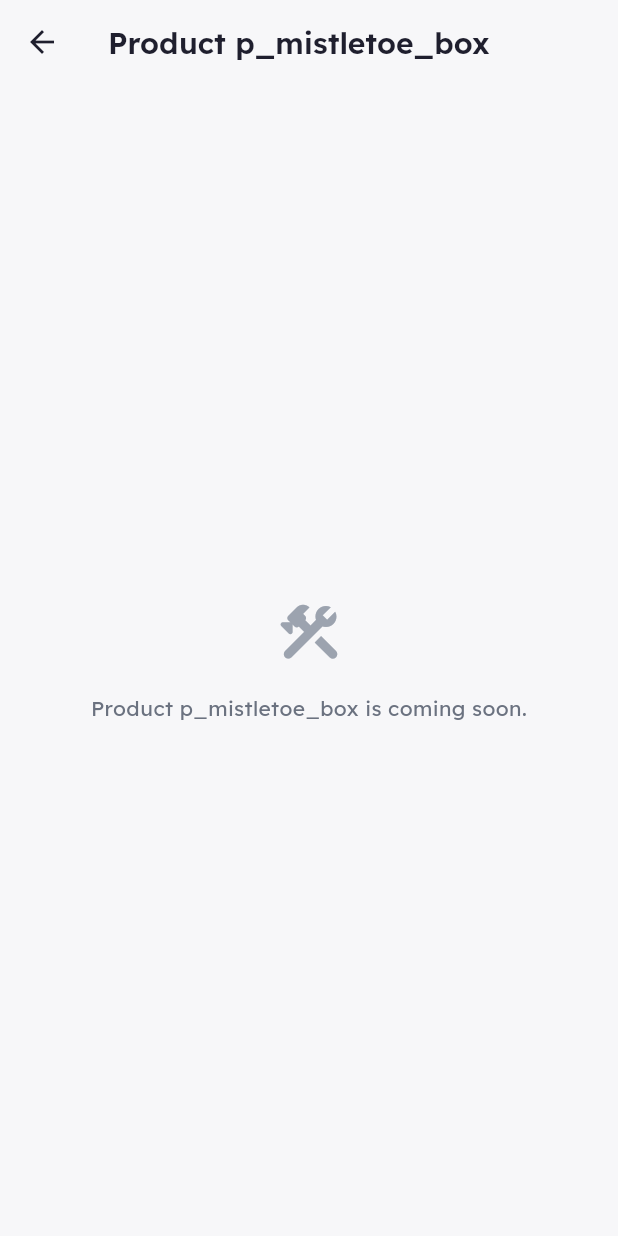
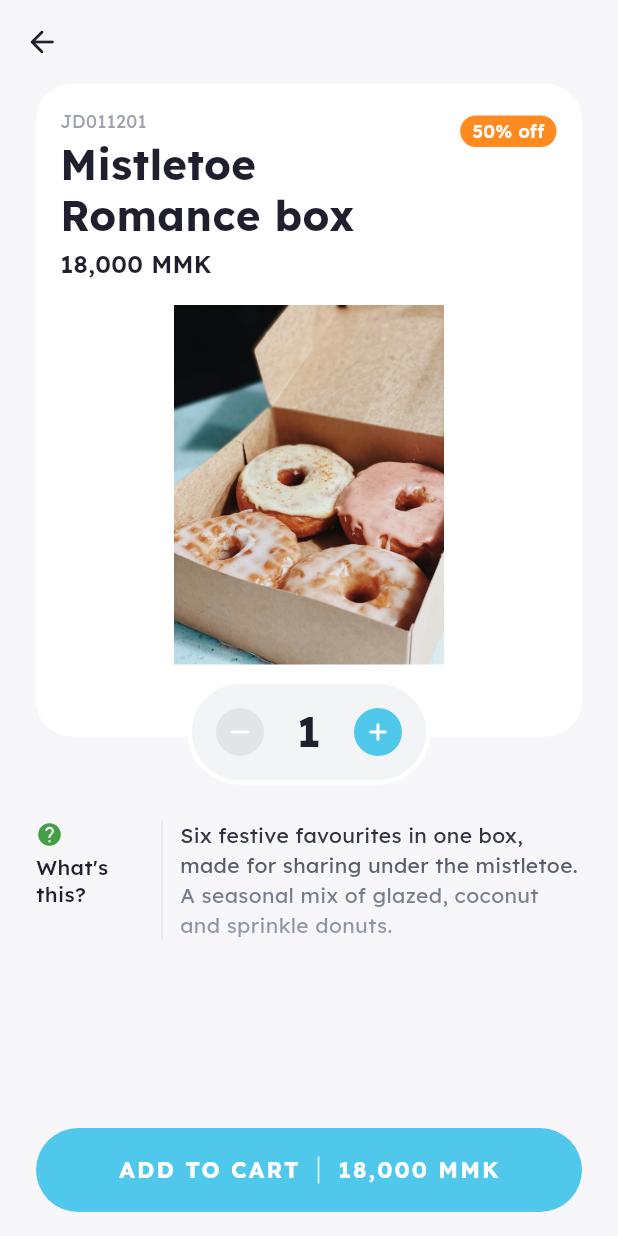
Before and after one commit to PyiTheimKyaw/j_donuts, a Flutter app: the HomeScreen screen opened by its route, after a tap on "50% off", on a phone screen of 412 x 824 dp. Run offline on Flutter 3.47's test engine with Material 3 defaults, Android fonts, the phone set to English and light mode, and no system bars; our stand-ins replace cached_network_image, connectivity_plus, drift, drift_flutter, equatable, flutter_cache_manager and 5 more; accounts and stored records are empty; generated files the repository leaves out were written again.

Commit message:
feat(product): product detail with hero transition, animated quantity stepper and live total

```diff
--- a/lib/app/motion/app_motion.dart
+++ b/lib/app/motion/app_motion.dart
@@ -18,6 +18,7 @@ abstract final class AppDurations {
   static const Duration bannerAutoPlay = Duration(seconds: 4);
   static const Duration skeletonShimmer = Duration(milliseconds: 1300);
   static const Duration attentionPulse = Duration(milliseconds: 1100);
+  static const Duration confirmationHold = Duration(milliseconds: 1600);
 }
 
 abstract final class AppCurves {
--- a/lib/app/router/app_router.dart
+++ b/lib/app/router/app_router.dart
@@ -14,6 +14,7 @@ import 'package:j_donuts/features/auth/presentation/session/session_controller.d
 import 'package:j_donuts/features/auth/presentation/session/welcome_pending.dart';
 import 'package:j_donuts/features/home/presentation/screens/home_screen.dart';
 import 'package:j_donuts/features/home/presentation/screens/welcome_screen.dart';
+import 'package:j_donuts/features/product/presentation/screens/product_detail_screen.dart';
 import 'package:j_donuts/features/shell/presentation/app_shell.dart';
 import 'package:j_donuts/features/shell/presentation/settings_screen.dart';
 import 'package:j_donuts/l10n/generated/app_localizations.dart';
@@ -45,8 +46,10 @@ GoRouter appRouter(Ref ref) {
       ..._shellRoutes,
       GoRoute(
         path: AppRoutes.product,
-        builder: (context, state) =>
-            PlaceholderScreen(title: 'Product ${state.pathParameters['id']}'),
+        builder: (context, state) => ProductDetailScreen(
+          productId: state.pathParameters['id']!,
+          heroTag: state.extra as String?,
+        ),
       ),
     ],
     errorBuilder: (context, state) => PlaceholderScreen(
--- a/lib/app/theme/app_theme.dart
+++ b/lib/app/theme/app_theme.dart
@@ -1,4 +1,5 @@
 import 'package:flutter/material.dart';
+import 'package:flutter/services.dart';
 import 'package:j_donuts/app/theme/app_colors.dart';
 import 'package:j_donuts/app/theme/app_spacing.dart';
 import 'package:j_donuts/app/theme/app_typography.dart';
@@ -28,6 +29,7 @@ abstract final class AppTheme {
       filledButtonTheme: _filledButtonTheme,
       snackBarTheme: _snackBarTheme,
       bottomSheetTheme: _bottomSheetTheme,
+      appBarTheme: _appBarTheme,
       pageTransitionsTheme: const PageTransitionsTheme(
         builders: {
           TargetPlatform.android: FadeForwardsPageTransitionsBuilder(),
@@ -90,4 +92,14 @@ abstract final class AppTheme {
           ),
         ),
       );
+
+  /// Every app bar sits on a light surface, and a transparent bar gives iOS no
+  /// colour to infer the status-bar style from, so it is set explicitly.
+  static const AppBarTheme _appBarTheme = AppBarTheme(
+    backgroundColor: Colors.transparent,
+    foregroundColor: AppColors.ink,
+    elevation: 0,
+    scrolledUnderElevation: 0,
+    systemOverlayStyle: SystemUiOverlayStyle.dark,
+  );
 }
--- /dev/null
+++ b/lib/features/product/presentation/money_labels.dart
@@ -0,0 +1,11 @@
+import 'package:flutter/widgets.dart';
+import 'package:j_donuts/core/formatting/number_format.dart';
+import 'package:j_donuts/l10n/generated/app_localizations.dart';
+
+/// `3,200 MMK` in English, `၃,၂၀၀ ကျပ်` in Burmese: grouping and digits come
+/// from the locale, the currency word from the ARB file.
+String formatMmk(BuildContext context, int amount) {
+  final locale = Localizations.localeOf(context).toLanguageTag();
+  return AppLocalizations.of(context)
+      .mmkAmount(formatGrouped(amount, locale: locale));
+}
--- /dev/null
+++ b/lib/features/product/presentation/screens/product_detail_screen.dart
@@ -0,0 +1,379 @@
+import 'package:flutter/material.dart';
+import 'package:flutter_riverpod/flutter_riverpod.dart';
+import 'package:go_router/go_router.dart';
+import 'package:j_donuts/app/motion/app_motion.dart';
+import 'package:j_donuts/app/theme/app_colors.dart';
+import 'package:j_donuts/app/theme/app_spacing.dart';
+import 'package:j_donuts/app/theme/app_typography.dart';
+import 'package:j_donuts/core/widgets/app_image.dart';
+import 'package:j_donuts/core/widgets/entrance_animation.dart';
+import 'package:j_donuts/core/widgets/skeleton.dart';
+import 'package:j_donuts/features/home/domain/entities/product.dart';
+import 'package:j_donuts/features/home/presentation/widgets/product_section.dart';
+import 'package:j_donuts/features/product/presentation/money_labels.dart';
+import 'package:j_donuts/features/product/presentation/product_view_models.dart';
+import 'package:j_donuts/features/product/presentation/widgets/add_to_cart_button.dart';
+import 'package:j_donuts/features/product/presentation/widgets/quantity_stepper.dart';
+import 'package:j_donuts/l10n/generated/app_localizations.dart';
+
+/// [heroTag] is the tag of the tile that was tapped. A product can appear in
+/// several Home sections, so the tag comes from the caller rather than being
+/// derived from the id; without one (e.g. a deep link) there is no flight.
+class ProductDetailScreen extends ConsumerWidget {
+  const ProductDetailScreen({required this.productId, this.heroTag, super.key});
+
+  final String productId;
+  final String? heroTag;
+
+  @override
+  Widget build(BuildContext context, WidgetRef ref) {
+    final product = ref.watch(productDetailProvider(productId));
+
+    return Scaffold(
+      backgroundColor: AppColors.scaffold,
+      appBar: AppBar(
+        leading: IconButton(
+          icon: const Icon(Icons.arrow_back_rounded, color: AppColors.ink),
+          tooltip: AppLocalizations.of(context).back,
+          onPressed: () => context.pop(),
+        ),
+      ),
+      body: switch (product) {
+        AsyncValue(hasValue: true, value: final Product product) =>
+          _ProductContent(product: product, heroTag: heroTag),
+        AsyncValue(hasValue: true) => const _Message(isError: false),
+        AsyncError() => _Message(
+          isError: true,
+          onRetry: () => ref.invalidate(productDetailProvider(productId)),
+        ),
+        _ => const _LoadingCard(),
+      },
+    );
+  }
+}
+
+class _ProductContent extends ConsumerWidget {
+  const _ProductContent({required this.product, required this.heroTag});
+
+  final Product product;
+  final String? heroTag;
+
+  @override
+  Widget build(BuildContext context, WidgetRef ref) {
+    final quantity = ref.watch(productQuantityProvider(product.id));
+    final controller = ref.read(productQuantityProvider(product.id).notifier);
+
+    return Column(
+      children: [
+        Expanded(
+          child: SingleChildScrollView(
+            padding: const EdgeInsets.symmetric(horizontal: AppSpacing.gutter),
+            child: Column(
+              crossAxisAlignment: CrossAxisAlignment.stretch,
+              children: [
+                _ProductCard(
+                  product: product,
+                  heroTag: heroTag,
+                  stepper: QuantityStepper(
+                    value: quantity,
+                    onDecrement: quantity > ProductQuantity.minimum
+                        ? controller.decrement
+                        : null,
+                    onIncrement: quantity < ProductQuantity.maximum
+                        ? controller.increment
+                        : null,
+                  ),
+                ),
+                const SizedBox(height: AppSpacing.xl),
+                EntranceAnimation(
+                  index: 2,
+                  child: _Description(text: product.description),
+                ),
+                const SizedBox(height: AppSpacing.xl),
+              ],
+            ),
+          ),
+        ),
+        SafeArea(
+          top: false,
+          minimum: const EdgeInsets.fromLTRB(
+            AppSpacing.gutter,
+            AppSpacing.sm,
+            AppSpacing.gutter,
+            AppSpacing.lg,
+          ),
+          child: EntranceAnimation(
+            index: 3,
+            child: AddToCartButton(
+              totalLabel: formatMmk(context, product.priceMmk * quantity),
+              onAdded: () => _confirmAdded(context, quantity),
+            ),
+          ),
+        ),
+      ],
+    );
+  }
+
+  void _confirmAdded(BuildContext context, int quantity) {
+    ScaffoldMessenger.of(context)
+      ..hideCurrentSnackBar()
+      ..showSnackBar(
+        SnackBar(
+          content: Text(AppLocalizations.of(context).addedToCart(quantity)),
+        ),
+      );
+  }
+}
+
+/// The stepper straddles the card's bottom edge, as in the design, so it is
+/// laid out in a Stack with the card padded to leave room for its top half.
+class _ProductCard extends StatelessWidget {
+  const _ProductCard({
+    required this.product,
+    required this.heroTag,
+    required this.stepper,
+  });
+
+  final Product product;
+  final String? heroTag;
+  final Widget stepper;
+
+  static const double _imageHeight = 240;
+  static const double _stepperOverlap = 32;
+
+  @override
+  Widget build(BuildContext context) {
+    final image = AppImage(product.image, fit: BoxFit.contain);
+
+    return Stack(
+      clipBehavior: Clip.none,
+      alignment: Alignment.bottomCenter,
+      children: [
+        Container(
+          margin: const EdgeInsets.only(bottom: _stepperOverlap),
+          padding: const EdgeInsets.fromLTRB(
+            AppSpacing.lg,
+            AppSpacing.lg,
+            AppSpacing.lg,
+            _stepperOverlap + AppSpacing.lg,
+          ),
+          decoration: BoxDecoration(
+            color: AppColors.surface,
+            borderRadius: BorderRadius.circular(AppRadii.xl),
+          ),
+          child: Column(
+            crossAxisAlignment: CrossAxisAlignment.stretch,
+            children: [
+              EntranceAnimation(child: _Heading(product: product)),
+              const SizedBox(height: AppSpacing.lg),
+              SizedBox(
+                height: _imageHeight,
+                child: ClipRRect(
+                  borderRadius: BorderRadius.circular(AppRadii.lg),
+                  child: heroTag == null
+                      ? image
+                      : Hero(tag: heroTag!, child: image),
+                ),
+              ),
+            ],
+          ),
+        ),
+        EntranceAnimation(
+          index: 1,
+          curve: AppCurves.overshoot,
+          beginScale: AppMotionScales.popFrom,
+          offset: Offset.zero,
+          child: stepper,
+        ),
+      ],
+    );
+  }
+}
+
+class _Heading extends StatelessWidget {
+  const _Heading({required this.product});
+
+  final Product product;
+
+  @override
+  Widget build(BuildContext context) {
+    final l10n = AppLocalizations.of(context);
+
+    return Row(
+      crossAxisAlignment: CrossAxisAlignment.start,
+      children: [
+        Expanded(
+          child: Column(
+            crossAxisAlignment: CrossAxisAlignment.start,
+            children: [
+              Text(
+                product.code,
+                style: AppTypography.caption.copyWith(
+                  color: AppColors.inkTertiary,
+                ),
+              ),
+              const SizedBox(height: AppSpacing.xs),
+              Text(product.name, style: AppTypography.headline),
+              const SizedBox(height: AppSpacing.xs),
+              Text(
+                formatMmk(context, product.priceMmk),
+                key: const Key('product-price'),
+                style: AppTypography.subtitle,
+              ),
+            ],
+          ),
+        ),
+        Column(
+          crossAxisAlignment: CrossAxisAlignment.end,
+          children: [
+            if (product.isNew) _NewBadge(label: l10n.newBadge),
+            if (product.hasDiscount) ...[
+              const SizedBox(height: AppSpacing.xs),
+              DiscountBadge(percent: product.discountPercent!),
+            ],
+          ],
+        ),
+      ],
+    );
+  }
+}
+
+class _NewBadge extends StatelessWidget {
+  const _NewBadge({required this.label});
+
+  final String label;
+
+  @override
+  Widget build(BuildContext context) {
+    return Container(
+      key: const Key('product-new-badge'),
+      padding: const EdgeInsets.symmetric(
+        horizontal: AppSpacing.sm + AppSpacing.xxs,
+        vertical: AppSpacing.xxs,
+      ),
+      decoration: BoxDecoration(
+        color: AppColors.warning,
+        borderRadius: BorderRadius.circular(AppRadii.sm),
+      ),
+      child: Text(
+        label,
+        style: AppTypography.caption.copyWith(
+          color: AppColors.onPrimary,
+          fontWeight: FontWeight.w600,
+        ),
+      ),
+    );
+  }
+}
+
+class _Description extends StatelessWidget {
+  const _Description({required this.text});
+
+  final String text;
+
+  static const double _labelWidth = 72;
+  static const double _iconSize = 18;
+
+  @override
+  Widget build(BuildContext context) {
+    final l10n = AppLocalizations.of(context);
+
+    return IntrinsicHeight(
+      child: Row(
+        crossAxisAlignment: CrossAxisAlignment.stretch,
+        children: [
+          SizedBox(
+            width: _labelWidth,
+            child: Column(
+              crossAxisAlignment: CrossAxisAlignment.start,
+              children: [
+                const Icon(
+                  Icons.help_rounded,
+                  color: AppColors.success,
+                  size: _iconSize,
+                ),
+                const SizedBox(height: AppSpacing.xs),
+                Text(l10n.whatsThis, style: AppTypography.label),
+              ],
+            ),
+          ),
+          const VerticalDivider(color: AppColors.divider, width: AppSpacing.xl),
+          Expanded(
+            child: ShaderMask(
+              key: const Key('product-description-fade'),
+              // srcIn repaints only the glyphs with the gradient, so the text
+              // lightens line by line; an overlay would tint the gaps too.
+              blendMode: BlendMode.srcIn,
+              shaderCallback: (bounds) => const LinearGradient(
+                begin: Alignment.topCenter,
+                end: Alignment.bottomCenter,
+                colors: [
+                  AppColors.ink,
+                  AppColors.inkSecondary,
+                  AppColors.inkTertiary,
+                ],
+              ).createShader(bounds),
+              child: Text(text, style: AppTypography.bodySmall),
+            ),
+          ),
+        ],
+      ),
+    );
+  }
+}
+
+class _LoadingCard extends StatelessWidget {
+  const _LoadingCard();
+
+  static const double _cardHeight = 380;
+
+  @override
+  Widget build(BuildContext context) {
+    return const Padding(
+      padding: EdgeInsets.symmetric(horizontal: AppSpacing.gutter),
+      child: Column(
+        children: [
+          Skeleton(height: _cardHeight, radius: AppRadii.xl),
+          SizedBox(height: AppSpacing.xl),
+          Skeleton(height: AppSpacing.xxxl * 2),
+        ],
+      ),
+    );
+  }
+}
+
+class _Message extends StatelessWidget {
+  const _Message({required this.isError, this.onRetry});
+
+  final bool isError;
+  final VoidCallback? onRetry;
+
+  @override
+  Widget build(BuildContext context) {
+    final l10n = AppLocalizations.of(context);
+
+    return Center(
+      child: Padding(
+        padding: const EdgeInsets.all(AppSpacing.gutter),
+        child: Column(
+          mainAxisSize: MainAxisSize.min,
+          children: [
+            Icon(
+              isError ? Icons.cloud_off_rounded : Icons.search_off_rounded,
+              size: AppSpacing.xxxl,
+              color: AppColors.inkTertiary,
+            ),
+            const SizedBox(height: AppSpacing.md),
+            Text(
+              isError ? l10n.errorGeneric : l10n.productNotFound,
+              style: AppTypography.body,
+              textAlign: TextAlign.center,
+            ),
+            if (onRetry != null)
+              TextButton(onPressed: onRetry, child: Text(l10n.retry)),
+          ],
+        ),
+      ),
+    );
+  }
+}
--- /dev/null
+++ b/lib/features/product/presentation/widgets/add_to_cart_button.dart
@@ -0,0 +1,116 @@
+import 'dart:async';
+
+import 'package:flutter/material.dart';
+import 'package:j_donuts/app/motion/app_motion.dart';
+import 'package:j_donuts/app/theme/app_colors.dart';
+import 'package:j_donuts/app/theme/app_spacing.dart';
+import 'package:j_donuts/app/theme/app_typography.dart';
+import 'package:j_donuts/l10n/generated/app_localizations.dart';
+
+/// No cart exists yet, so the feedback is purely visual: the button scales on
+/// press, then briefly morphs into a confirmation before returning.
+class AddToCartButton extends StatefulWidget {
+  const AddToCartButton({
+    required this.totalLabel,
+    required this.onAdded,
+    super.key,
+  });
+
+  /// Already formatted (`3,200 MMK`); it cross-fades whenever it changes.
+  final String totalLabel;
+  final VoidCallback onAdded;
+
+  static const double _dividerHeight = 18;
+
+  @override
+  State<AddToCartButton> createState() => _AddToCartButtonState();
+}
+
+class _AddToCartButtonState extends State<AddToCartButton> {
+  bool _pressed = false;
+  bool _confirming = false;
+  Timer? _resetTimer;
+
+  @override
+  void dispose() {
+    _resetTimer?.cancel();
+    super.dispose();
+  }
+
+  void _add() {
+    widget.onAdded();
+    setState(() => _confirming = true);
+    _resetTimer?.cancel();
+    _resetTimer = Timer(AppDurations.confirmationHold, () {
+      if (mounted) setState(() => _confirming = false);
+    });
+  }
+
+  void _setPressed(bool value) {
+    if (_pressed != value) setState(() => _pressed = value);
+  }
+
+  @override
+  Widget build(BuildContext context) {
+    final l10n = AppLocalizations.of(context);
+    final duration = AppMotion.scaled(context, AppDurations.medium);
+
+    return Listener(
+      onPointerDown: (_) => _setPressed(true),
+      onPointerUp: (_) => _setPressed(false),
+      onPointerCancel: (_) => _setPressed(false),
+      child: AnimatedScale(
+        scale: _pressed ? AppMotionScales.pressed : 1,
+        duration: AppMotion.scaled(context, AppDurations.fast),
+        child: FilledButton(
+          key: const Key('add-to-cart'),
+          onPressed: _add,
+          style: FilledButton.styleFrom(
+            backgroundColor: _confirming ? AppColors.success : null,
+          ),
+          // Large totals and the longer Burmese label must shrink to fit
+          // rather than overflow the button.
+          child: FittedBox(
+            fit: BoxFit.scaleDown,
+            child: AnimatedSwitcher(
+              duration: duration,
+              child: _confirming
+                  ? Row(
+                      key: const ValueKey('added'),
+                      mainAxisSize: MainAxisSize.min,
+                      children: [
+                        const Icon(Icons.check_rounded),
+                        const SizedBox(width: AppSpacing.sm),
+                        Text(l10n.addedShort.toUpperCase()),
+                      ],
+                    )
+                  : Row(
+                      key: const ValueKey('add'),
+                      mainAxisSize: MainAxisSize.min,
+                      children: [
+                        Text(l10n.addToCart.toUpperCase()),
+                        Container(
+                          width: 1,
+                          height: AddToCartButton._dividerHeight,
+                          margin: const EdgeInsets.symmetric(
+                            horizontal: AppSpacing.md,
+                          ),
+                          color: AppColors.onPrimary,
+                        ),
+                        AnimatedSwitcher(
+                          duration: duration,
+                          child: Text(
+                            widget.totalLabel,
+                            key: ValueKey(widget.totalLabel),
+                            style: AppTypography.button,
+                          ),
+                        ),
+                      ],
+                    ),
+            ),
+          ),
+        ),
+      ),
+    );
+  }
+}
--- /dev/null
+++ b/lib/features/product/presentation/widgets/quantity_stepper.dart
@@ -0,0 +1,157 @@
+import 'package:flutter/material.dart';
+import 'package:j_donuts/app/motion/app_motion.dart';
+import 'package:j_donuts/app/theme/app_colors.dart';
+import 'package:j_donuts/app/theme/app_spacing.dart';
+import 'package:j_donuts/app/theme/app_typography.dart';
+import 'package:j_donuts/l10n/generated/app_localizations.dart';
+
+/// The number slides in from the direction of the change (up when it grows,
+/// down when it shrinks), so the motion itself tells the user what happened.
+class QuantityStepper extends StatefulWidget {
+  const QuantityStepper({
+    required this.value,
+    required this.onDecrement,
+    required this.onIncrement,
+    super.key,
+  });
+
+  final int value;
+
+  /// `null` disables the button, e.g. at the minimum quantity.
+  final VoidCallback? onDecrement;
+  final VoidCallback? onIncrement;
+
+  static const double buttonSize = 32;
+  static const double _valueWidth = 44;
+
+  @override
+  State<QuantityStepper> createState() => _QuantityStepperState();
+}
+
+class _QuantityStepperState extends State<QuantityStepper> {
+  int _direction = 1;
+
+  @override
+  void didUpdateWidget(covariant QuantityStepper oldWidget) {
+    super.didUpdateWidget(oldWidget);
+    if (oldWidget.value != widget.value) {
+      _direction = widget.value > oldWidget.value ? 1 : -1;
+    }
+  }
+
+  @override
+  Widget build(BuildContext context) {
+    final l10n = AppLocalizations.of(context);
+
+    return Container(
+      padding: const EdgeInsets.all(AppSpacing.sm),
+      decoration: BoxDecoration(
+        color: AppColors.surfaceMuted,
+        borderRadius: BorderRadius.circular(AppRadii.pill),
+        border: Border.all(color: AppColors.surface, width: 3),
+      ),
+      child: Row(
+        mainAxisSize: MainAxisSize.min,
+        children: [
+          _RoundButton(
+            key: const Key('quantity-decrement'),
+            icon: Icons.remove_rounded,
+            semanticLabel: l10n.decreaseQuantity,
+            onPressed: widget.onDecrement,
+          ),
+          SizedBox(
+            width: QuantityStepper._valueWidth,
+            child: Semantics(
+              label: l10n.quantity,
+              value: '${widget.value}',
+              liveRegion: true,
+              child: _AnimatedValue(value: widget.value, direction: _direction),
+            ),
+          ),
+          _RoundButton(
+            key: const Key('quantity-increment'),
+            icon: Icons.add_rounded,
+            semanticLabel: l10n.increaseQuantity,
+            onPressed: widget.onIncrement,
+          ),
+        ],
+      ),
+    );
+  }
+}
+
+class _AnimatedValue extends StatelessWidget {
+  const _AnimatedValue({required this.value, required this.direction});
+
+  final int value;
+  final int direction;
+
+  @override
+  Widget build(BuildContext context) {
+    return ClipRect(
+      child: AnimatedSwitcher(
+        duration: AppMotion.scaled(context, AppDurations.medium),
+        switchInCurve: AppCurves.standard,
+        switchOutCurve: AppCurves.standard,
+        transitionBuilder: (child, animation) {
+          final entering = child.key == ValueKey(value);
+          final from = Offset(0, entering ? direction * 0.8 : -direction * 0.8);
+          return SlideTransition(
+            position: Tween(begin: from, end: Offset.zero).animate(animation),
+            child: FadeTransition(opacity: animation, child: child),
+          );
+        },
+        child: Text(
+          '$value',
+          key: ValueKey(value),
+          textAlign: TextAlign.center,
+          style: AppTypography.headline,
+        ),
+      ),
+    );
+  }
+}
+
+class _RoundButton extends StatelessWidget {
+  const _RoundButton({
+    required this.icon,
+    required this.semanticLabel,
+    required this.onPressed,
+    super.key,
+  });
+
+  final IconData icon;
+  final String semanticLabel;
+  final VoidCallback? onPressed;
+
+  @override
+  Widget build(BuildContext context) {
+    final enabled = onPressed != null;
+
+    return Semantics(
+      button: true,
+      enabled: enabled,
+      label: semanticLabel,
+      excludeSemantics: true,
+      child: InkResponse(
+        onTap: onPressed,
+        radius: AppSizes.minTapTarget / 2,
+        child: SizedBox.square(
+          dimension: AppSizes.minTapTarget,
+          child: Center(
+            child: AnimatedContainer(
+              duration: AppMotion.scaled(context, AppDurations.fast),
+              width: QuantityStepper.buttonSize,
+              height: QuantityStepper.buttonSize,
+              decoration: BoxDecoration(
+                shape: BoxShape.circle,
+                color: enabled ? AppColors.primary : AppColors.disabledFill,
+              ),
+              child: Icon(icon, color: AppColors.onPrimary, size: 20),
+            ),
+          ),
+        ),
+      ),
+    );
+  }
+}
--- a/lib/l10n/app_en.arb
+++ b/lib/l10n/app_en.arb
@@ -121,6 +121,7 @@
   "quantity": "Quantity",
   "decreaseQuantity": "Decrease quantity",
   "increaseQuantity": "Increase quantity",
+  "addedShort": "Added",
   "addToCart": "Add to cart",
   "addedToCart": "{count, plural, =1{Added 1 item to your cart} other{Added {count} items to your cart}}",
   "@addedToCart": {
--- a/lib/l10n/app_my.arb
+++ b/lib/l10n/app_my.arb
@@ -82,6 +82,7 @@
   "quantity": "အရေအတွက်",
   "decreaseQuantity": "အရေအတွက် လျှော့ရန်",
   "increaseQuantity": "အရေအတွက် တိုးရန်",
+  "addedShort": "ထည့်ပြီး",
   "addToCart": "ခြင်းထဲထည့်ရန်",
   "addedToCart": "{count, plural, other{ပစ္စည်း {count} ခု ခြင်းထဲ ထည့်ပြီးပါပြီ}}",
   "mmkAmount": "{amount} ကျပ်",
```
Also changed, not shown: lib/features/product/presentation/product_view_models.dart (added, +28 -0 lines), lib/app/router/app_router.g.dart, lib/features/product/presentation/product_view_models.g.dart (added), lib/l10n/generated/app_localizations.dart, lib/l10n/generated/app_localizations_en.dart, lib/l10n/generated/app_localizations_my.dart, 5 other files.
